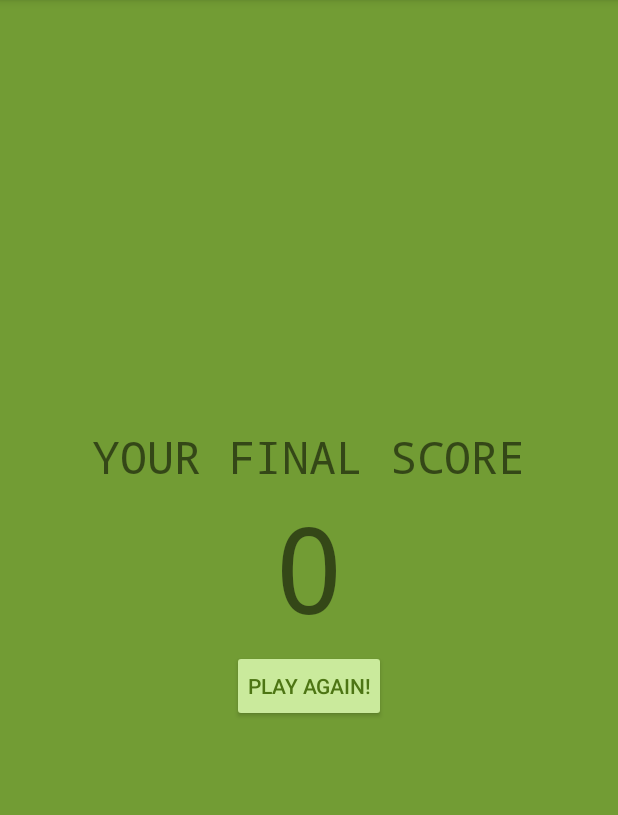
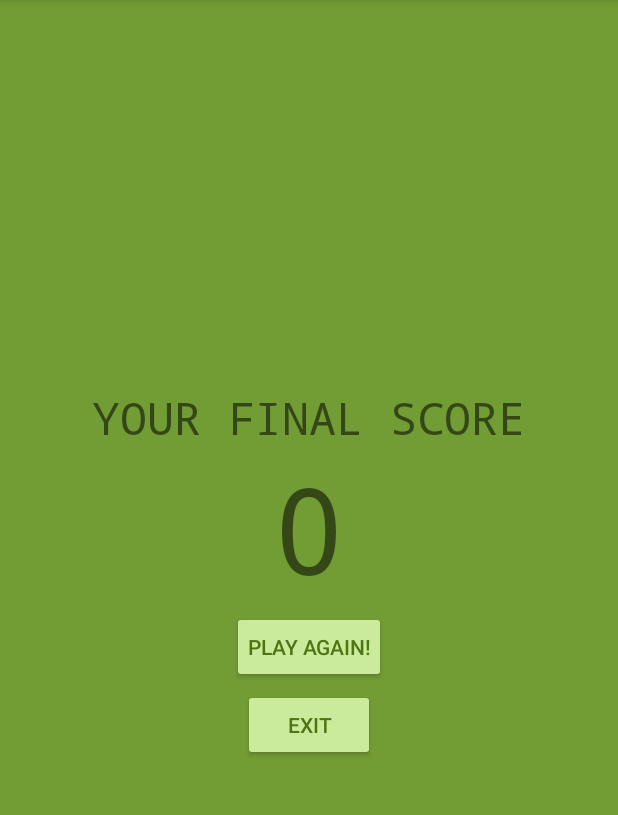
Before and after one commit to AroM-old/DroneFacts, an Android app: the EndScreen screen opened directly, with no data from a screen before it, on a phone screen of 412 x 824 dp, the part 84-899 px from its top. Run offline under Robolectric (Android 15) with nearby library versions, the phone set to English and light mode, and no system bars.

Commit message:
Fix end screen score and hide keyboard when button is pressed

```diff
--- a/app/src/main/java/com/example/android/dronefacts/EndScreen.java
+++ b/app/src/main/java/com/example/android/dronefacts/EndScreen.java
@@ -1,7 +1,10 @@
 package com.example.android.dronefacts;
 
+import android.content.Intent;
 import android.support.v7.app.AppCompatActivity;
 import android.os.Bundle;
+import android.view.View;
+import android.widget.Button;
 import android.widget.TextView;
 
 public class EndScreen extends AppCompatActivity {
@@ -11,9 +14,27 @@ public class EndScreen extends AppCompatActivity {
         super.onCreate(savedInstanceState);
         setContentView(R.layout.activity_end_screen);
 
-        int s = getIntent().getIntExtra("FINAL_SCORE", 0);
+        int finalScoreCount = getIntent().getIntExtra("FINAL_SCORE", 0);
 
         TextView finalScore = findViewById(R.id.text_view_score);
-        finalScore.setText(String.valueOf(s));
+        finalScore.setText(String.valueOf(finalScoreCount));
+
+        Button playAgain = findViewById(R.id.play_again);
+        playAgain.setOnClickListener(new View.OnClickListener() {
+            @Override
+            public void onClick(View view) {
+                Intent i = new Intent(getApplicationContext(), activity_questions.class);
+                startActivity(i);
+            }
+        });
+
+        Button exitQuiz = findViewById(R.id.exit_quiz);
+        exitQuiz.setOnClickListener(new View.OnClickListener() {
+            @Override
+            public void onClick(View view) {
+                finish();
+            }
+        });
     }
+
 }
--- a/app/src/main/res/layout/activity_end_screen.xml
+++ b/app/src/main/res/layout/activity_end_screen.xml
@@ -23,6 +23,7 @@
         android:fontFamily="monospace"
         android:text="8"/>
     <Button
+        android:id="@+id/play_again"
         android:layout_width="wrap_content"
         android:layout_height="wrap_content"
         android:layout_margin="2dp"
@@ -30,5 +31,14 @@
         android:padding="10dp"
         android:text="Play Again!"
         style="@style/Widget.AppCompat.Button.Colored"/>
+    <Button
+        android:id="@+id/exit_quiz"
+        android:layout_width="wrap_content"
+        android:layout_height="wrap_content"
+        android:layout_margin="2dp"
+        android:textColor="#4D7514"
+        android:padding="10dp"
+        android:text="Exit"
+        style="@style/Widget.AppCompat.Button.Colored"/>
 
 </LinearLayout>
--- a/app/src/main/res/layout/activity_questions.xml
+++ b/app/src/main/res/layout/activity_questions.xml
@@ -1,6 +1,7 @@
 <?xml version="1.0" encoding="utf-8"?>
 <LinearLayout xmlns:android="http://schemas.android.com/apk/res/android"
     xmlns:tools="http://schemas.android.com/tools"
+    android:id="@+id/myLinearLayout"
     android:layout_width="match_parent"
     android:layout_height="match_parent"
     android:orientation="vertical"
@@ -43,6 +44,9 @@
         android:layout_height="wrap_content"
         android:background="#4D7514"
         android:inputType="text"
+        android:cursorVisible="true"
+        android:focusableInTouchMode="false"
+        android:textIsSelectable="true"
         android:layout_margin="10dp" />
 
     <LinearLayout
```
Also changed, not shown: app/src/main/java/com/example/android/dronefacts/activity_questions.java (+33 -1 lines), app/src/main/res/layout/custom_toast.xml (+14 -2 lines), 3 other files.
